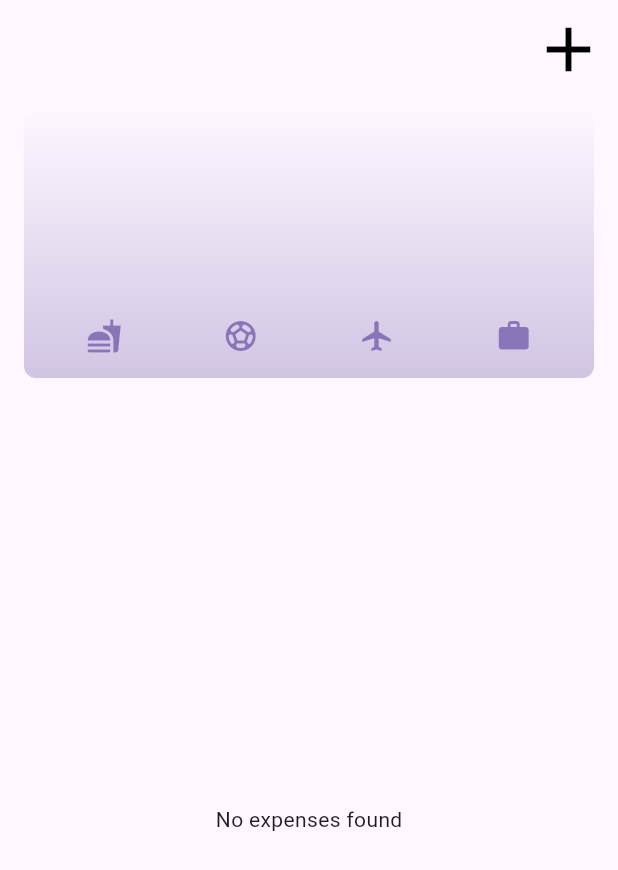
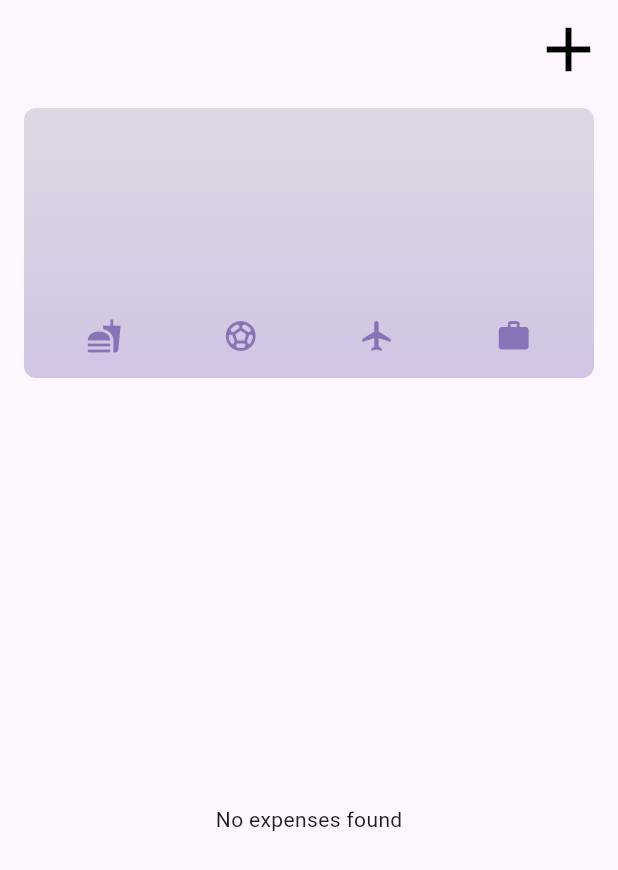
Before and after one commit to MichalMatu/expense_tracker, a Flutter app: the screen it shows after launch, on a phone screen of 412 x 824 dp. Shown: the top 870 px of the screen. Run offline on Flutter 3.47's test engine with Material 3 defaults, Android fonts, the phone set to English and light mode, and no system bars.

Commit message:
app ready

```diff
--- a/lib/widgets/chart/chart.dart
+++ b/lib/widgets/chart/chart.dart
@@ -45,7 +45,7 @@ class Chart extends StatelessWidget {
         gradient: LinearGradient(
           colors: [
             Theme.of(context).colorScheme.primary.withOpacity(0.3),
-            Theme.of(context).colorScheme.primary.withOpacity(0.0)
+            Theme.of(context).colorScheme.secondary.withOpacity(0.2)
           ],
           begin: Alignment.bottomCenter,
           end: Alignment.topCenter,
```
